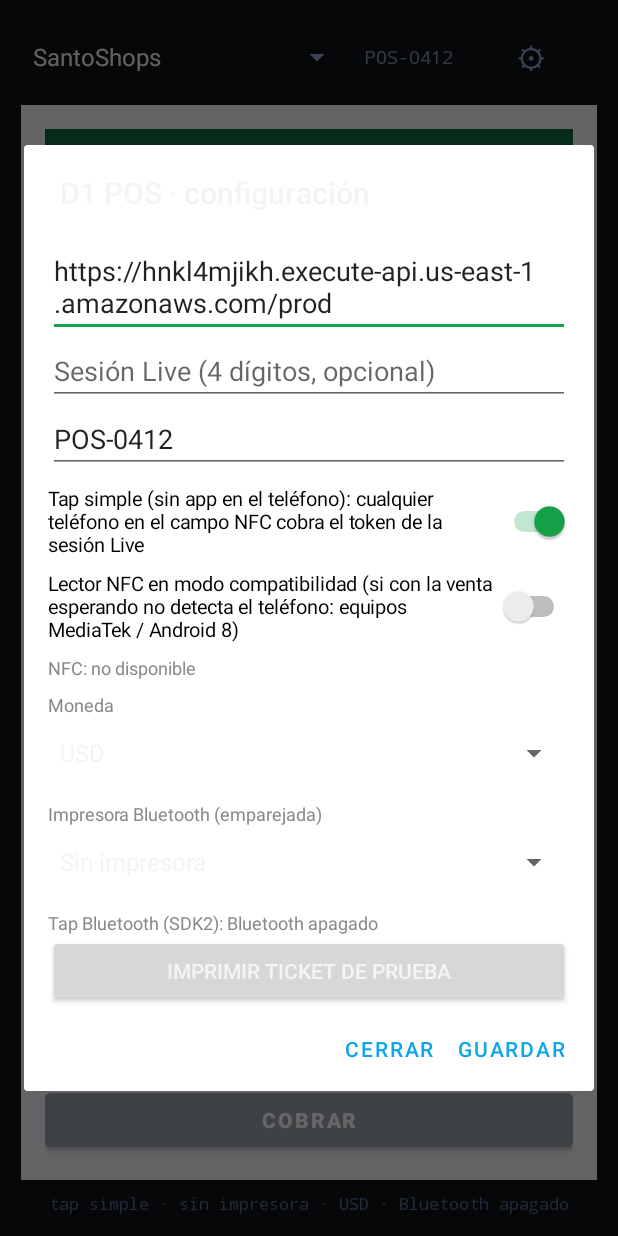
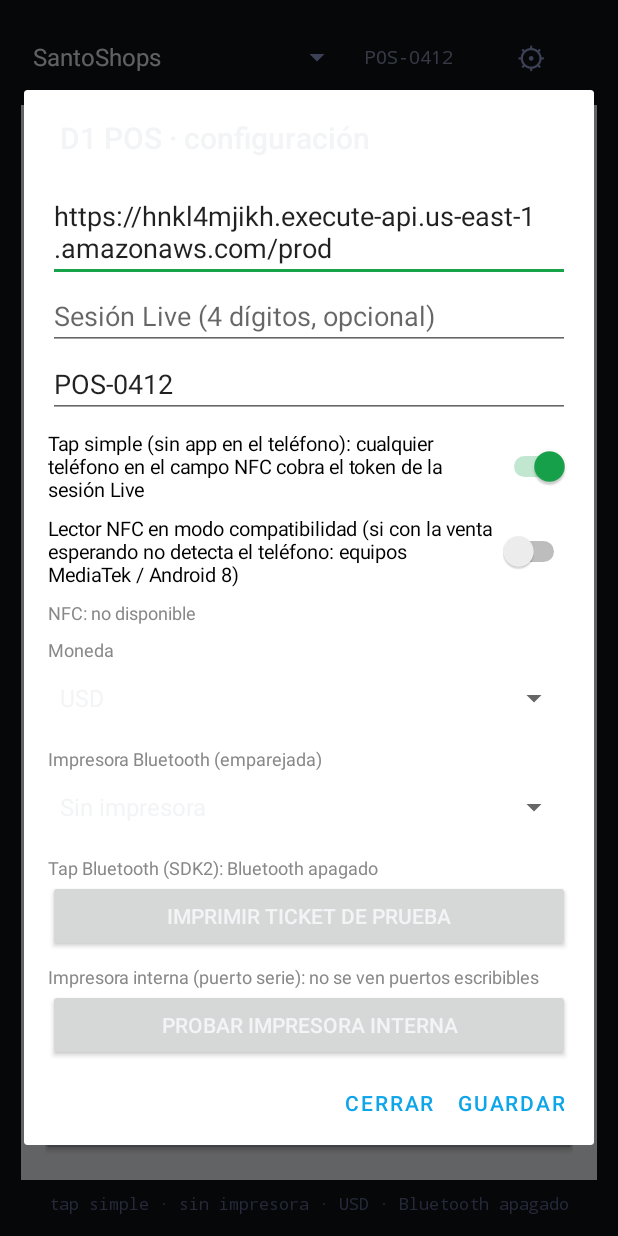
Before and after one commit to timyotolc-jpg/d1-nfc-android, an Android app: the screen it shows after launch (MainActivity), after a tap on an icon or button, on a phone screen of 412 x 824 dp. Run offline under Robolectric (Android 15) with nearby library versions, the phone set to English and light mode, and no system bars.

Commit message:
pos 2.5: secuencia de terminal (leyendo → marca → autorizando → resultado, ~2,5 s), marca por AID, sonidos de aprobación/rechazo/toque (chimes propios; reemplazables por los oficiales), impresora interna por puerto serie con prueba en ⚙
Co-Authored-By: Claude Fable 5.1 <noreply@anthropic.com>
Claude-Session: https://claude.ai/code/session_01UNvnDmMwjVsWKCu7JHTbS7

```diff
--- a/pos/build.gradle.kts
+++ b/pos/build.gradle.kts
@@ -11,8 +11,8 @@ android {
         applicationId = "io.argenticpay.d1pos"
         minSdk = 26
         targetSdk = 34
-        versionCode = 6
-        versionName = "2.4"
+        versionCode = 7
+        versionName = "2.5"
     }
     buildTypes {
         release { isMinifyEnabled = false }
--- a/pos/src/main/java/io/argenticpay/d1pos/EscPos.kt
+++ b/pos/src/main/java/io/argenticpay/d1pos/EscPos.kt
@@ -30,6 +30,9 @@ object EscPos {
         sock.close()
     }
 
+    /** mismo render ESC/POS sobre cualquier OutputStream (Bluetooth SPP o puerto serie interno) */
+    fun writeTo(o: OutputStream, lines: List<String>) = write(o, lines)
+
     private fun write(o: OutputStream, lines: List<String>) {
         o.write(byteArrayOf(0x1B, 0x40))                  // init
         for (raw in lines) {
--- /dev/null
+++ b/pos/src/main/java/io/argenticpay/d1pos/InternalPrinter.kt
@@ -0,0 +1,30 @@
+package io.argenticpay.d1pos
+
+import java.io.File
+import java.io.FileOutputStream
+
+/**
+ * Impresora térmica interna de un POS Android (SP01 y similares): la mayoría la expone como un puerto serie o un
+ * nodo de dispositivo que acepta ESC/POS crudo. Sin SDK del fabricante probamos los nodos habituales; el que
+ * acepta la escritura y mueve el papel se guarda en ⚙.
+ */
+object InternalPrinter {
+    val CANDIDATES = listOf(
+        "/dev/ttyMT1", "/dev/ttyMT2", "/dev/ttyMT3", "/dev/ttyMT0",
+        "/dev/ttyS1", "/dev/ttyS2", "/dev/ttyS3", "/dev/ttyS0",
+        "/dev/printer", "/dev/thermal_printer", "/dev/print", "/dev/ttyPrinter",
+        "/dev/usb/lp0", "/dev/lp0", "/dev/ttyUSB0", "/dev/ttyHSL1", "/dev/ttyHS1",
+    )
+
+    /** nodos que existen y se pueden escribir */
+    fun available(): List<String> = CANDIDATES.filter { val f = File(it); f.exists() && f.canWrite() }
+
+    fun print(dev: String, lines: List<String>): Result<Unit> = runCatching {
+        FileOutputStream(File(dev)).use { o -> EscPos.writeTo(o, lines) }
+    }
+
+    /** imprime un ticket de prueba en cada nodo escribible y devuelve los que aceptaron la escritura */
+    fun probe(): List<String> = available().filter { d ->
+        print(d, listOf("#D1 POS", "=impresora interna", "=" + d, "-", "Si lees esto, es este puerto.", "=Thales D1 - demo")).isSuccess
+    }
+}
--- a/pos/src/main/res/layout/activity_main.xml
+++ b/pos/src/main/res/layout/activity_main.xml
@@ -89,6 +89,22 @@
             android:orientation="vertical"
             android:gravity="center">
             <TextView
+                android:id="@+id/brand"
+                android:layout_width="wrap_content"
+                android:layout_height="wrap_content"
+                android:layout_marginBottom="8dp"
+                android:paddingLeft="14dp"
+                android:paddingRight="14dp"
+                android:paddingTop="4dp"
+                android:paddingBottom="4dp"
+                android:background="#ffffff"
+                android:text=""
+                android:textColor="#111111"
+                android:textSize="22sp"
+                android:textStyle="bold"
+                android:letterSpacing="0.04"
+                android:visibility="gone" />
+            <TextView
                 android:id="@+id/bigIcon"
                 android:layout_width="wrap_content"
                 android:layout_height="wrap_content"
```
Also changed, not shown: pos/src/main/java/io/argenticpay/d1pos/MainActivity.kt (+75 -8 lines), 4 other files.
